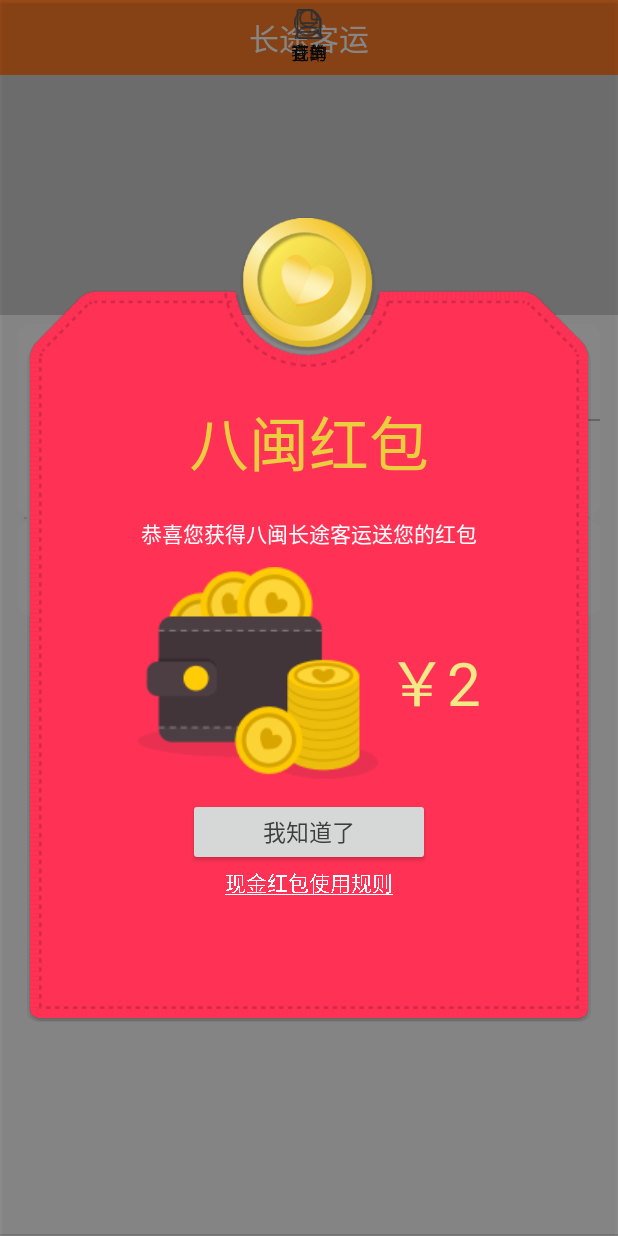
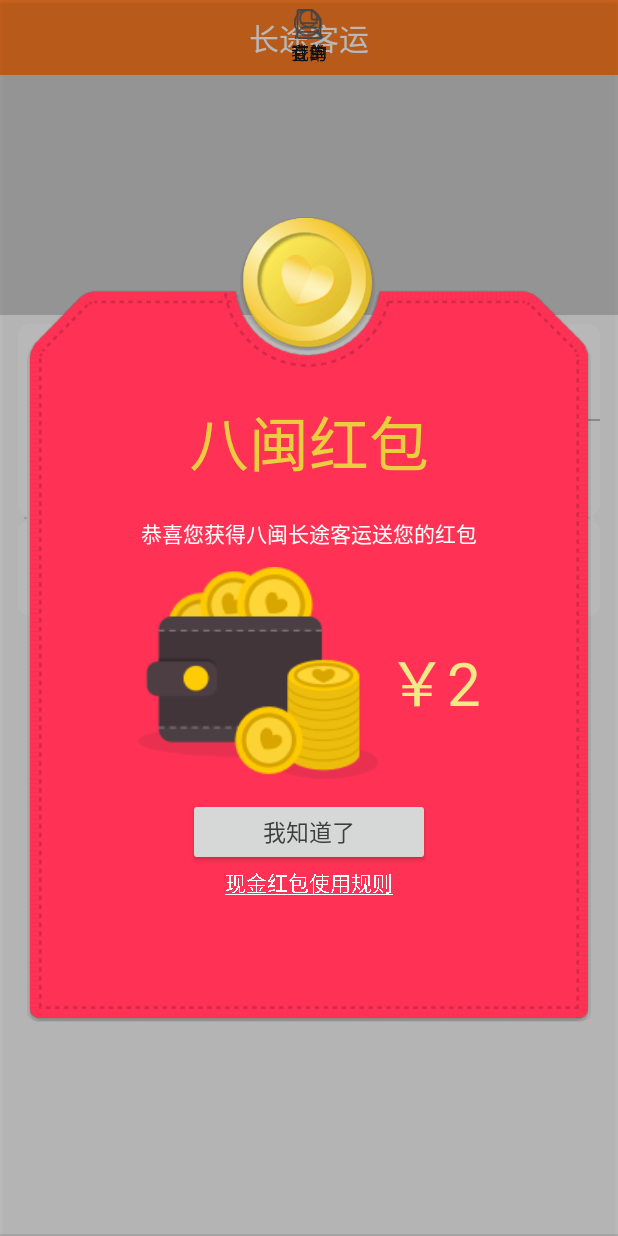
Before and after one commit to aitonjiaotong/AiTon_BaMin_Everything_2016-3-2am, an Android app: the BannerFragment screen opened directly, with no data from a screen before it, after a tap on an icon or button, on a phone screen of 412 x 824 dp. Run offline under Robolectric (Android 15) with nearby library versions, the phone set to English and light mode, and no system bars; our stand-ins replace CircleImageView; libraries missing offline, so code that uses them is left out: com.android.datetimepicker.

Commit message:
2016年3月1日08:52:53

```diff
--- a/八闽出行/src/main/java/com/example/zjb/bamin/TicketActivity.java
+++ b/八闽出行/src/main/java/com/example/zjb/bamin/TicketActivity.java
@@ -20,6 +20,7 @@ import com.example.administrator.shane_library.shane.utils.VolleyListener;
 import com.example.zjb.bamin.constant.Constant;
 import com.example.zjb.bamin.models.about_ticket.TicketInfo;
 import com.example.zjb.bamin.utils.DateCompareUtil;
+import com.example.zjb.bamin.utils.LogUtil;
 import com.google.gson.reflect.TypeToken;
 
 import org.dom4j.Document;
@@ -50,8 +51,8 @@ public class TicketActivity extends AppCompatActivity implements View.OnClickLis
     private ImageView mBack;
     private String mResult;
     private List<TicketInfo> mTicketInfoList = new ArrayList<>();
-    private String start = URLEncoder.encode("永安");
-    private String end = URLEncoder.encode("村头");
+    private String start;
+    private String end;
     private String mDateMath;
     private String mCheckedTime;
     private String mCurrentTime;
@@ -74,8 +75,8 @@ public class TicketActivity extends AppCompatActivity implements View.OnClickLis
         mLv_ticket.setVisibility(View.GONE);
         String url_web = Constant.URL.HOST +
                 "GetSellableScheduleByStartCityName?executeDate=" + mCheckedTime +
-                "&startCityName=" + start +
-                "&endSiteNamePart=" + end;
+                "&startCityName=" + URLEncoder.encode(start )+
+                "&endSiteNamePart=" + URLEncoder.encode(end );
         HTTPUtils.get(TicketActivity.this, url_web, new VolleyListener() {
             public void onErrorResponse(VolleyError volleyError) {
             }
@@ -108,7 +109,9 @@ public class TicketActivity extends AppCompatActivity implements View.OnClickLis
         mMonth = intent.getIntExtra(Constant.IntentKey.CURR_MONTH, -1);
         mDayOfMonth = intent.getIntExtra(Constant.IntentKey.CURR_DAY_OF_MONTH, -1);
         start = intent.getStringExtra(Constant.IntentKey.FINAIL_SET_OUT_STATION);
+        LogUtil.show("initIntent TicketActivity-->start:", start);
         end = intent.getStringExtra(Constant.IntentKey.FINAIL_ARRIVE_STATION);
+        LogUtil.show("initIntent TicketActivity-->end", end);
     }
 
     private void initUI() {
--- a/八闽出行/src/main/java/com/example/zjb/bamin/customView/redpacket/Flake.java
+++ /dev/null
@@ -1,105 +0,0 @@
-/*
- * Copyright (C) 2012 www.apkdv.com
- *
- * Licensed under the Apache License, Version 2.0 (the "License");
- * you may not use this file except in compliance with the License.
- * You may obtain a copy of the License at
- *
- *     http://www.apache.org/licenses/LICENSE-2.0
- *
- * Unless required by applicable law or agreed to in writing, software
- * distributed under the License is distributed on an "AS IS" BASIS,
- * WITHOUT WARRANTIES OR CONDITIONS OF ANY KIND, either express or implied.
- * See the License for the specific language governing permissions and
- * limitations under the License.
- */
-package com.example.zjb.bamin.customView.redpacket;
-
-import android.content.Context;
-import android.content.res.Resources;
-import android.graphics.Bitmap;
-import android.util.DisplayMetrics;
-
-import java.util.HashMap;
-
-
-/**
- * This class represents a single Droidflake, with properties representing its
- * size, rotation, location, and speed.
- */
-public class Flake {
-
-    // These are the unique properties of any flake: its size, rotation, speed,
-    // location, and its underlying Bitmap object
-    float x, y;
-    float rotation;
-    float speed;
-    float rotationSpeed;
-    int width, height;
-    Bitmap bitmap;
-
-    // This map stores pre-scaled bitmaps according to the width. No reason to create
-    // new bitmaps for sizes we've already seen.
-    static HashMap<Integer, Bitmap> bitmapMap = new HashMap<Integer, Bitmap>();
-
-    /**
-     * Creates a new droidflake in the given xRange and with the given bitmap. Parameters of
-     * location, size, rotation, and speed are randomly determined.
-     */
-    static Flake createFlake(float xRange, Bitmap originalBitmap,Context Context) {
-        Flake flake = new Flake();
-        // Size each flake with a width between 5 and 55 and a proportional height
-        DisplayMetrics metrics = getDisplayMetrics(Context);
-        if (metrics.widthPixels >= 1080) {
-            flake.width = (int) (5 + (float) Math.random() * 80);
-            float hwRatio = originalBitmap.getHeight() / originalBitmap.getWidth();
-            flake.height = (int) (flake.width * hwRatio + 60);
-        } else {
-            flake.width = (int) (5 + (float) Math.random() * 50);
-            float hwRatio = originalBitmap.getHeight() / originalBitmap.getWidth();
-            flake.height = (int) (flake.width * hwRatio + 40);
-
-        }
-        // Position the flake horizontally between the left and right of the range
-        flake.x = (float) Math.random() * (xRange - flake.width);
-        // Position the flake vertically slightly off the top of the display
-        flake.y = 0 - (flake.height + (float) Math.random() * flake.height);
-
-        // Each flake travels at 50-200 pixels per second
-        flake.speed = 50 + (float) Math.random() * 150;
-
-        // Flakes start at -90 to 90 degrees rotation, and rotate between -45 and 45
-        // degrees per second
-        flake.rotation = (float) Math.random() * 180 - 90;
-        flake.rotationSpeed = (float) Math.random() * 90 - 45;
-
-        // Get the cached bitmap for this size if it exists, otherwise create and cache one
-        flake.bitmap = bitmapMap.get(flake.width);
-        if (flake.bitmap == null) {
-            flake.bitmap = Bitmap.createScaledBitmap(originalBitmap,
-                    (int) flake.width, (int) flake.height, true);
-            bitmapMap.put(flake.width, flake.bitmap);
-        }
-        return flake;
-    }
-
-    /**
-     * 获取屏幕尺寸与密度.
-     *
-     * @param context the context
-     * @return mDisplayMetrics
-     */
-    public static DisplayMetrics getDisplayMetrics(Context context) {
-        Resources mResources;
-        if (context == null) {
-            mResources = Resources.getSystem();
-
-        } else {
-            mResources = context.getResources();
-        }
-        //DisplayMetrics{density=1.5, width=480, height=854, scaledDensity=1.5, xdpi=160.421, ydpi=159.497}
-        //DisplayMetrics{density=2.0, width=720, height=1280, scaledDensity=2.0, xdpi=160.42105, ydpi=160.15764}
-        DisplayMetrics mDisplayMetrics = mResources.getDisplayMetrics();
-        return mDisplayMetrics;
-    }
-}
--- a/八闽出行/src/main/java/com/example/zjb/bamin/customView/redpacket/FlakeView.java
+++ /dev/null
@@ -1,176 +0,0 @@
-/*
- * Copyright (C) 2012 www.apkdv.com
- *
- * Licensed under the Apache License, Version 2.0 (the "License");
- * you may not use this file except in compliance with the License.
- * You may obtain a copy of the License at
- *
- *     http://www.apache.org/licenses/LICENSE-2.0
- *
- * Unless required by applicable law or agreed to in writing, software
- * distributed under the License is distributed on an "AS IS" BASIS,
- * WITHOUT WARRANTIES OR CONDITIONS OF ANY KIND, either express or implied.
- * See the License for the specific language governing permissions and
- * limitations under the License.
- */
-package com.example.zjb.bamin.customView.redpacket;
-
-import android.animation.ValueAnimator;
-import android.content.Context;
-import android.graphics.Bitmap;
-import android.graphics.BitmapFactory;
-import android.graphics.Canvas;
-import android.graphics.Color;
-import android.graphics.Matrix;
-import android.graphics.Paint;
-import android.view.View;
-
-import com.example.zjb.bamin.R;
-
-import java.util.ArrayList;
-
-
-/**
- * This class is the custom view where all of the Droidflakes are drawn. This class has
- * all of the logic for adding, subtracting, and rendering Droidflakes.
- */
-public class FlakeView extends View {
-
-    Bitmap droid;       // The bitmap that all flakes use
-    int numFlakes = 0;  // Current number of flakes
-    ArrayList<Flake> flakes = new ArrayList<Flake>(); // List of current flakes
-
-    // Animator used to drive all separate flake animations. Rather than have potentially
-    // hundreds of separate animators, we just use one and then update all flakes for each
-    // frame of that single animation.
-    public ValueAnimator animator = ValueAnimator.ofFloat(0, 1);
-    long startTime, prevTime; // Used to track elapsed time for animations and fps
-    int frames = 0;     // Used to track frames per second
-    Paint textPaint;    // Used for rendering fps text
-    float fps = 0;      // frames per second
-    Matrix m = new Matrix(); // Matrix used to translate/rotate each flake during rendering
-    String fpsString = "";
-    String numFlakesString = "";
-    /**
-     * Constructor. Create objects used throughout the life of the View: the Paint and
-     * the animator
-     */
-    public FlakeView(Context context) {
-        super(context);
-        droid = BitmapFactory.decodeResource(getResources(), R.drawable.reward_small);
-        textPaint = new Paint(Paint.ANTI_ALIAS_FLAG);
-        textPaint.setColor(Color.WHITE);
-        textPaint.setTextSize(24);
-
-        // This listener is where the action is for the flak animations. Every frame of the
-        // animation, we calculate the elapsed time and update every flake's position and rotation
-        // according to its speed.
-        animator.addUpdateListener(new ValueAnimator.AnimatorUpdateListener() {
-            @Override
-            public void onAnimationUpdate(ValueAnimator arg0) {
-                long nowTime = System.currentTimeMillis();
-                float secs = (float) (nowTime - prevTime) / 100f;
-                prevTime = nowTime;
-                for (int i = 0; i < numFlakes; ++i) {
-                    Flake flake = flakes.get(i);
-                    flake.y += (flake.speed * secs);
-                    if (flake.y > getHeight()) {
-                        // If a flake falls off the bottom, send it back to the top
-                        flake.y = 0 - flake.height;
-                    }
-                    flake.rotation = flake.rotation + (flake.rotationSpeed * secs);
-                }
-                // Force a redraw to see the flakes in their new positions and orientations
-                invalidate();
-            }
-        });
-        animator.setRepeatCount(ValueAnimator.INFINITE);
-        animator.setDuration(3000);
-    }
-
-    int getNumFlakes() {
-        return numFlakes;
-    }
-
-    private void setNumFlakes(int quantity) {
-        numFlakes = quantity;
-        numFlakesString = "numFlakes: " + numFlakes;
-    }
-
-    /**
-     * Add the specified number of droidflakes.
-     */
-    public void addFlakes(int quantity) {
-        for (int i = 0; i < quantity; ++i) {
-            flakes.add(Flake.createFlake(getWidth(), droid,getContext()));
-        }
-        setNumFlakes(numFlakes + quantity);
-    }
-
-    /**
-     * Subtract the specified number of droidflakes. We just take them off the end of the
-     * list, leaving the others unchanged.
-     */
-    void subtractFlakes(int quantity) {
-        for (int i = 0; i < quantity; ++i) {
-            int index = numFlakes - i - 1;
-            flakes.remove(index);
-        }
-        setNumFlakes(numFlakes - quantity);
-    }
-
-    @Override
-    protected void onSizeChanged(int w, int h, int oldw, int oldh) {
-        super.onSizeChanged(w, h, oldw, oldh);
-        // Reset list of droidflakes, then restart it with 8 flakes
-        flakes.clear();
-        numFlakes = 0;
-        addFlakes(16);
-        // Cancel animator in case it was already running
-        animator.cancel();
-        // Set up fps tracking and start the animation
-        startTime = System.currentTimeMillis();
-        prevTime = startTime;
-        frames = 0;
-        animator.start();
-    }
-
-    @Override
-    protected void onDraw(Canvas canvas) {
-        super.onDraw(canvas);
-
-        // For each flake: back-translate by half its size (this allows it to rotate around its center),
-        // rotate by its current rotation, translate by its location, then draw its bitmap
-        for (int i = 0; i < numFlakes; ++i) {
-            Flake flake = flakes.get(i);
-            m.setTranslate(-flake.width / 2, -flake.height / 2);
-            m.postRotate(flake.rotation);
-            m.postTranslate(flake.width / 2 + flake.x, flake.height / 2 + flake.y);
-            canvas.drawBitmap(flake.bitmap, m, null);
-        }
-        // fps counter: count how many frames we draw and once a second calculate the
-        // frames per second
-        ++frames;
-        long nowTime = System.currentTimeMillis();
-        long deltaTime = nowTime - startTime;
-        if (deltaTime > 1000) {
-            float secs = (float) deltaTime / 1000f;
-            fps = (float) frames / secs;
-//            fpsString = "fps: " + fps;
-            startTime = nowTime;
-            frames = 0;
-        }
-//        canvas.drawText(numFlakesString, getWidth() - 200, getHeight() - 50, textPaint);
-//        canvas.drawText(fpsString, getWidth() - 200, getHeight() - 80, textPaint);
-    }
-
-    public void pause() {
-        // Make sure the animator's not spinning in the background when the activity is paused.
-        animator.cancel();
-    }
-
-    public void resume() {
-        animator.start();
-    }
-
-}
--- a/八闽出行/src/main/java/com/example/zjb/bamin/fragment/BannerFragment.java
+++ b/八闽出行/src/main/java/com/example/zjb/bamin/fragment/BannerFragment.java
@@ -3,17 +3,16 @@ package com.example.zjb.bamin.fragment;
 
 import android.annotation.SuppressLint;
 import android.graphics.Paint;
-import android.graphics.drawable.ColorDrawable;
-import android.media.MediaPlayer;
+import android.graphics.drawable.BitmapDrawable;
 import android.os.Bundle;
 import android.support.v4.app.Fragment;
 import android.view.Gravity;
 import android.view.LayoutInflater;
 import android.view.View;
 import android.view.ViewGroup;
+import android.view.WindowManager;
 import android.widget.FrameLayout;
 import android.widget.ImageView;
-import android.widget.LinearLayout;
 import android.widget.PopupWindow;
 import android.widget.TextView;
 
@@ -22,13 +21,12 @@ import com.example.administrator.shane_library.shane.utils.HTTPUtils;
 import com.example.administrator.shane_library.shane.utils.UILUtils;
 import com.example.administrator.shane_library.shane.utils.VolleyListener;
 import com.example.zjb.bamin.R;
-import com.example.zjb.bamin.customView.redpacket.FlakeView;
 
-public class BannerFragment extends Fragment {
+public class BannerFragment extends Fragment
+{
 
 
     //红包相关-----start
-    private FlakeView flakeView;
     private PopupWindow pop;
     //红包相关-----end
     private View mLayout;
@@ -37,7 +35,8 @@ public class BannerFragment extends Fragment {
     private int mImageId;
     private ImageView mBanner_image;
 
-    public BannerFragment() {
+    public BannerFragment()
+    {
         // Required empty public constructor
     }
 
@@ -56,12 +55,9 @@ public class BannerFragment extends Fragment {
     }
 
     public View onCreateView(LayoutInflater inflater, ViewGroup container,
-                             Bundle savedInstanceState) {
+                             Bundle savedInstanceState)
+    {
         mLayout = inflater.inflate(R.layout.fragment_banner, container, false);
-
-        //红包相关
-        flakeView = new FlakeView(getActivity());
-
         initUI();
         return mLayout;
     }
@@ -69,12 +65,12 @@ public class BannerFragment extends Fragment {
     private void initUI()
     {
         mBanner_image = (ImageView) mLayout.findViewById(R.id.iv_banner_image);
-        if("".equals(mImageUrl))
+        if ("".equals(mImageUrl))
         {
             mBanner_image.setImageResource(mImageId);
-        }else
+        } else
         {
-            UILUtils.displayImageNoAnim(mImageUrl,mBanner_image);
+            UILUtils.displayImageNoAnim(mImageUrl, mBanner_image);
         }
         mBanner_image.setOnClickListener(new View.OnClickListener()
         {
@@ -89,84 +85,57 @@ public class BannerFragment extends Fragment {
                         @Override
                         public void onErrorResponse(VolleyError volleyError)
                         {
-
                         }
 
                         @Override
                         public void onResponse(String s)
                         {
-
                         }
                     });
-                    showPopWindows(v, "￥2", false);
+                    showPopWindows(v, "￥2");
                 }
             }
         });
     }
 
-    private PopupWindow showPopWindows(View v, String moneyStr, boolean show) {
+    private PopupWindow showPopWindows(View v, String moneyStr)
+    {
         View view = getActivity().getLayoutInflater().inflate(R.layout.dialog_red_packet, null);
         TextView tv_rule = (TextView) view.findViewById(R.id.tv_rule);
         tv_rule.getPaint().setFlags(Paint.UNDERLINE_TEXT_FLAG);
         TextView money = (TextView) view.findViewById(R.id.tv_money);
         money.setText(moneyStr);
-        final LinearLayout container = (LinearLayout) view.findViewById(R.id.container);
-        //将flakeView 添加到布局中
-        container.addView(flakeView);
-        //设置背景
-//        this.getWindow().setBackgroundDrawable(new ColorDrawable(Color.BLACK));
-        //设置同时出现在屏幕上的金币数量  建议64以内 过多会引起卡顿
-        flakeView.addFlakes(32);
-        /**
-         * 绘制的类型
-         * @see View.LAYER_TYPE_HARDWARE
-         * @see View.LAYER_TYPE_SOFTWARE
-         * @see View.LAYER_TYPE_NONE
-         */
-        flakeView.setLayerType(View.LAYER_TYPE_NONE, null);
-        view.findViewById(R.id.btn_ikow).setOnClickListener(new View.OnClickListener() {
+        view.findViewById(R.id.btn_ikow).setOnClickListener(new View.OnClickListener()
+        {
             @Override
-            public void onClick(View v) {
-                if (container!=null){
-                    container.removeAllViews();
-                }
+            public void onClick(View v)
+            {
                 pop.dismiss();
             }
         });
+
         pop = new PopupWindow(view, FrameLayout.LayoutParams.MATCH_PARENT, FrameLayout.LayoutParams.MATCH_PARENT);
-        ColorDrawable dw = new ColorDrawable(getResources().getColor(R.color.half_color));
-        pop.setBackgroundDrawable(dw);
+        //设置背景变暗-----start
+        WindowManager.LayoutParams lp = getActivity().getWindow().getAttributes();
+        lp.alpha = 0.7f;
+        getActivity().getWindow().setAttributes(lp);
+        pop.setOnDismissListener(new PopupWindow.OnDismissListener()
+        {
+
+            @Override
+            public void onDismiss()
+            {
+                WindowManager.LayoutParams lp = getActivity().getWindow().getAttributes();
+                lp.alpha = 1f;
+                getActivity().getWindow().setAttributes(lp);
+            }
+        });
+       //设置背景变暗-----end
+        BitmapDrawable bitmapDrawable = new BitmapDrawable();
+        pop.setBackgroundDrawable(bitmapDrawable);
         pop.setOutsideTouchable(true);
         pop.setFocusable(true);
         pop.showAtLocation(v, Gravity.CENTER, 0, 0);
-
-        /**
-         * 移除动画
-         */
-        final Thread thread = new Thread(new Runnable() {
-            @Override
-            public void run() {
-                try {
-                    //设置2秒后
-                    Thread.sleep(1500);
-                    getActivity().runOnUiThread(new Runnable()
-                    {
-                        @Override
-                        public void run()
-                        {
-                            container.removeAllViews();
-                        }
-                    });
-                } catch (InterruptedException e) {
-                    e.printStackTrace();
-                }
-
-            }
-        });
-        if (!show)
-            thread.start();
-        MediaPlayer player = MediaPlayer.create(getActivity(), R.raw.shake);
-        player.start();
         return pop;
     }
 }
--- a/八闽出行/src/main/res/layout/dialog_red_packet.xml
+++ b/八闽出行/src/main/res/layout/dialog_red_packet.xml
@@ -1,7 +1,7 @@
 <?xml version="1.0" encoding="utf-8"?>
 <FrameLayout xmlns:android="http://schemas.android.com/apk/res/android"
-    android:layout_width="match_parent"
-    android:layout_height="match_parent"
+    android:layout_width="wrap_content"
+    android:layout_height="wrap_content"
     android:background="#30000000"
     android:paddingBottom="60dp"
     android:paddingLeft="20dp"
@@ -9,15 +9,15 @@
     android:paddingTop="60dp">
 
     <ImageView
-        android:layout_width="match_parent"
-        android:layout_height="match_parent"
+        android:layout_width="wrap_content"
+        android:layout_height="wrap_content"
         android:scaleType="fitCenter"
         android:src="@mipmap/reward" />
 
     <LinearLayout
         android:layout_width="match_parent"
         android:layout_height="wrap_content"
-        android:layout_gravity="center_vertical"
+        android:layout_gravity="center"
         android:orientation="vertical">
 
         <TextView
@@ -88,9 +88,4 @@
 
     </LinearLayout>
 
-    <LinearLayout
-        android:id="@+id/container"
-        android:layout_width="wrap_content"
-        android:layout_height="wrap_content"
-        android:orientation="vertical" />
 </FrameLayout>
```
Also changed, not shown: 1 other file.
